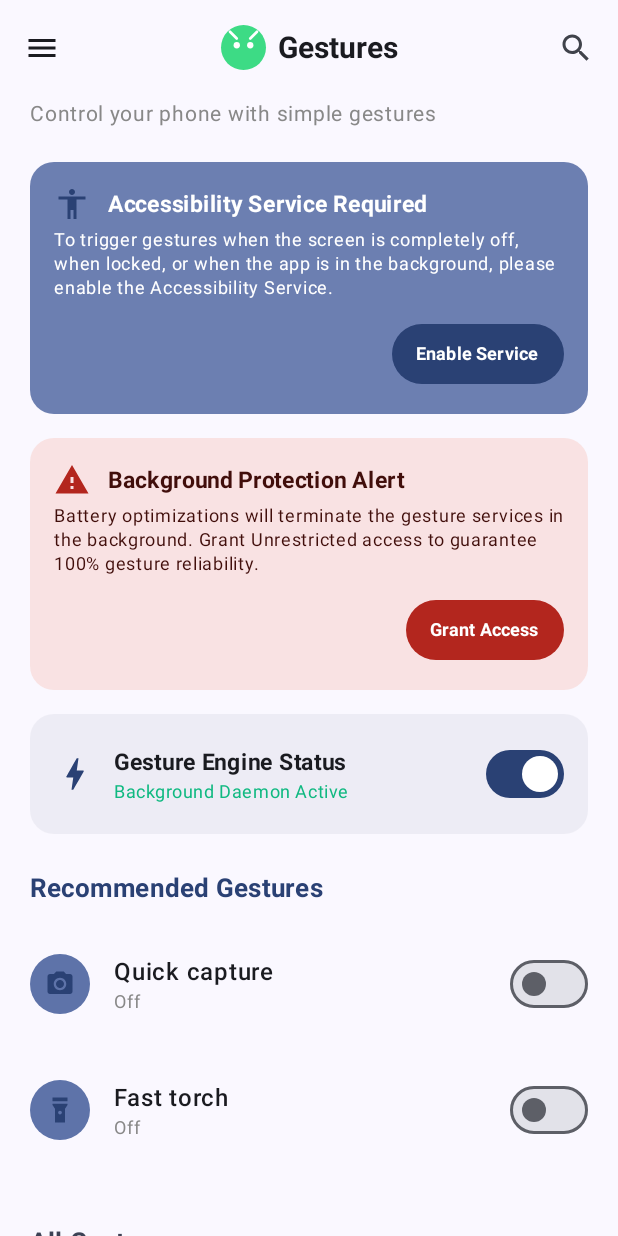
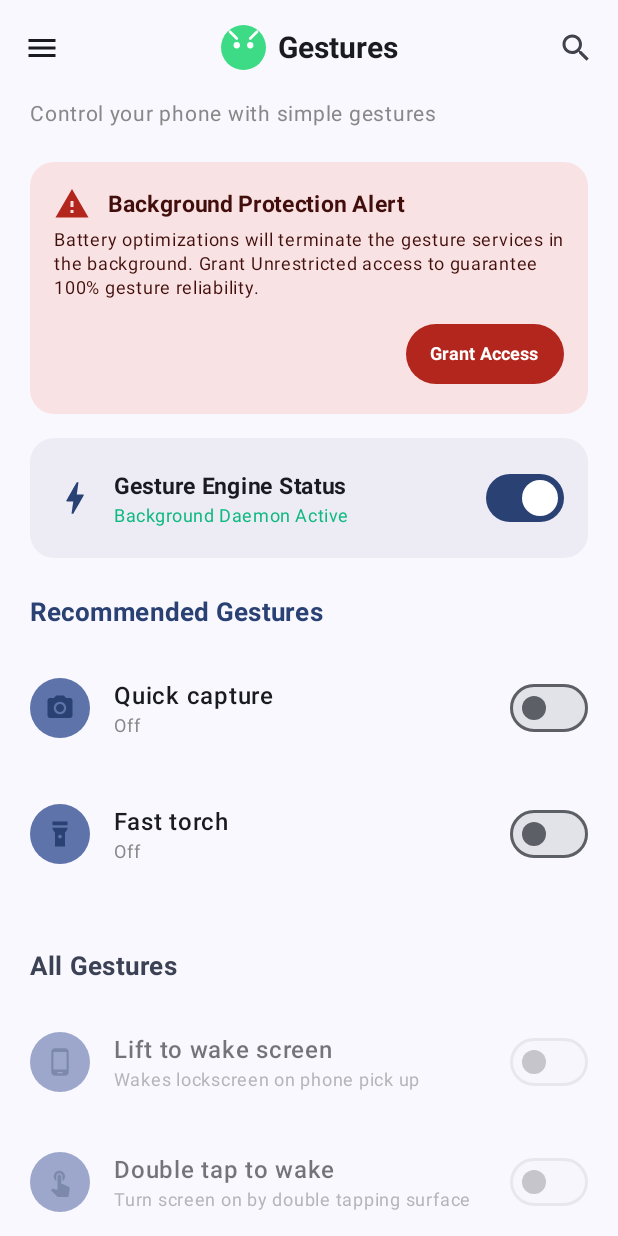
Before and after one commit to techonerd/gesture_actions, an Android app built with Jetpack Compose: the screen it shows after launch (MainActivity), on a phone screen of 412 x 824 dp. Run offline under Robolectric (Android 15) with nearby library versions, the phone set to English and light mode, and no system bars.

Commit message:
Drop accessibility service, fix torch state and sensor timing
- Remove GestureAccessibilityService; the foreground service is now the
  only gesture daemon (Play's 2026 accessibility policy) and starts on
  app launch. Declare the specialUse FGS subtype for Play review.
- Replace the in-app accessibility prompt with a "display over other
  apps" prompt, needed for Double Twist to open the camera from the
  background.
- Torch: track only the flash we toggle and ignore chops while the
  camera is in use, so the toggle stays in sync.
- Detectors use sensor event timestamps instead of wall-clock time, so
  batched events keep correct timing; prefer wake-up sensors so gestures
  keep working with the screen off.
- Add README with gestures, permissions and Free/Pro plan.

Co-Authored-By: Claude Opus 5.5 <noreply@anthropic.com>

```diff
--- a/app/src/main/java/com/gestureactions/app/MainActivity.kt
+++ b/app/src/main/java/com/gestureactions/app/MainActivity.kt
@@ -5,6 +5,7 @@ import androidx.activity.ComponentActivity
 import androidx.activity.compose.setContent
 import androidx.activity.enableEdgeToEdge
 import androidx.compose.runtime.*
+import com.gestureactions.app.core.service.GestureForegroundService
 import com.gestureactions.app.core.settings.SettingsManager
 import com.gestureactions.app.ui.screens.HomeScreen
 import com.gestureactions.app.ui.theme.AppTheme
@@ -15,6 +16,11 @@ class MainActivity : ComponentActivity() {
     override fun onCreate(savedInstanceState: Bundle?) {
         super.onCreate(savedInstanceState)
         enableEdgeToEdge()
+
+        // The foreground service is the only gesture daemon, so make sure it runs whenever the engine is on
+        if (SettingsManager(this).isDaemonActive) {
+            GestureForegroundService.startService(this)
+        }
 
         setContent {
             val context = androidx.compose.ui.platform.LocalContext.current
--- a/app/src/main/java/com/gestureactions/app/core/gesture/ChopGestureDetector.kt
+++ b/app/src/main/java/com/gestureactions/app/core/gesture/ChopGestureDetector.kt
@@ -38,7 +38,8 @@ class ChopGestureDetector(
         val z = event.values[2]
 
         val mag = sqrt(x * x + y * y + z * z)
-        val now = System.currentTimeMillis()
+        // Sensor time, not delivery time: batched events arrive together but keep their real timestamps
+        val now = event.timestamp / 1_000_000L
 
         if (mag > thresholdJerk) {
             // Cooldown of 120ms to prevent double-counting samples from the same swing/peak
--- a/app/src/main/java/com/gestureactions/app/core/gesture/GestureEngine.kt
+++ b/app/src/main/java/com/gestureactions/app/core/gesture/GestureEngine.kt
@@ -48,7 +48,9 @@ class GestureEngine(context: Context) {
     }
 
     private fun bindSensorListener(detector: GestureDetector) {
-        val sensor = sensorManager.getDefaultSensor(detector.targetSensorType)
+        // Prefer the wake-up variant: non-wake-up sensors stop delivering events once the CPU sleeps (screen off)
+        val sensor = sensorManager.getDefaultSensor(detector.targetSensorType, true)
+            ?: sensorManager.getDefaultSensor(detector.targetSensorType)
         if (sensor != null) {
             // SENSOR_DELAY_GAME for high accuracy; maxReportLatencyUs for hardware batching
             sensorManager.registerListener(
--- a/app/src/main/java/com/gestureactions/app/core/gesture/TwistGestureDetector.kt
+++ b/app/src/main/java/com/gestureactions/app/core/gesture/TwistGestureDetector.kt
@@ -39,7 +39,8 @@ class TwistGestureDetector(
         if (!isEnabled || event == null || event.sensor.type != Sensor.TYPE_GYROSCOPE) return
 
         val wy = event.values[1] // Y-axis (longitudinal axis) angular velocity
-        val now = System.currentTimeMillis()
+        // Sensor time, not delivery time: batched events arrive together but keep their real timestamps
+        val now = event.timestamp / 1_000_000L
 
         if (waitingForCoolDown) {
             if (Math.abs(wy) < coolDownThreshold) {
--- a/app/src/main/java/com/gestureactions/app/ui/screens/HomeScreen.kt
+++ b/app/src/main/java/com/gestureactions/app/ui/screens/HomeScreen.kt
@@ -546,8 +546,8 @@ fun MainScreenContent(
     var isIgnoringBatteryOptimizations by remember {
         mutableStateOf(pm.isIgnoringBatteryOptimizations(context.packageName))
     }
-    var isAccessibilityEnabled by remember {
-        mutableStateOf(isAccessibilityServiceEnabled(context))
+    var canDrawOverlays by remember {
+        mutableStateOf(Settings.canDrawOverlays(context))
     }
 
     // Dynamic S23 setting values cached locally
@@ -577,7 +577,7 @@ fun MainScreenContent(
     LaunchedEffect(Unit) {
         while (true) {
             isIgnoringBatteryOptimizations = pm.isIgnoringBatteryOptimizations(context.packageName)
-            isAccessibilityEnabled = isAccessibilityServiceEnabled(context)
+            canDrawOverlays = Settings.canDrawOverlays(context)
             if (activeStyle == OEMThemeStyle.ONE_UI) {
                 wakeGesture = samsungManager.getSetting(SamsungGesturesManager.WAKE_GESTURE, false)
                 doubleTapOn = samsungManager.getSetting(SamsungGesturesManager.DOUBLE_TAP_ON, false)
@@ -715,8 +715,8 @@ fun MainScreenContent(
                 modifier = Modifier.padding(bottom = 4.dp)
             )
 
-            // Accessibility Service Warning Card
-            if (!isAccessibilityEnabled) {
+            // Overlay permission card: lets Double Twist open the camera while the app is in the background
+            if (isTwistEnabled && !canDrawOverlays) {
                 Card(
                     modifier = Modifier.fillMaxWidth(),
                     shape = getCardShape(activeStyle),
@@ -730,16 +730,16 @@ fun MainScreenContent(
                             verticalAlignment = Alignment.CenterVertically,
                             horizontalArrangement = Arrangement.spacedBy(12.dp)
                         ) {
-                            Icon(Icons.Default.Accessibility, contentDescription = null, tint = MaterialTheme.colorScheme.primary)
+                            Icon(Icons.Default.Layers, contentDescription = null, tint = MaterialTheme.colorScheme.primary)
                             Text(
-                                text = "Accessibility Service Required",
+                                text = "Allow Display Over Other Apps",
                                 fontWeight = FontWeight.Bold,
                                 fontSize = 15.sp
                             )
                         }
                         Spacer(modifier = Modifier.height(4.dp))
                         Text(
-                            text = "To trigger gestures when the screen is completely off, when locked, or when the app is in the background, please enable the Accessibility Service.",
+                            text = "Android only lets apps open the camera from the background with this permission. Needed for Double Twist to work when the app is closed.",
                             fontSize = 12.sp,
                             lineHeight = 16.sp
                         )
@@ -747,17 +747,19 @@ fun MainScreenContent(
                         Button(
                             onClick = {
                                 try {
-                                    val intent = Intent(Settings.ACTION_ACCESSIBILITY_SETTINGS)
+                                    val intent = Intent(Settings.ACTION_MANAGE_OVERLAY_PERMISSION).apply {
+                                        data = Uri.parse("package:${context.packageName}")
+                                    }
                                     context.startActivity(intent)
                                 } catch (e: Exception) {
-                                    Toast.makeText(context, "Could not open accessibility settings", Toast.LENGTH_SHORT).show()
+                                    Toast.makeText(context, "Could not open overlay settings", Toast.LENGTH_SHORT).show()
                                 }
                             },
                             colors = ButtonDefaults.buttonColors(containerColor = MaterialTheme.colorScheme.primary),
                             contentPadding = PaddingValues(horizontal = 16.dp, vertical = 6.dp),
                             modifier = Modifier.align(Alignment.End)
                         ) {
-                            Text("Enable Service", fontSize = 12.sp, fontWeight = FontWeight.Bold)
+                            Text("Allow", fontSize = 12.sp, fontWeight = FontWeight.Bold)
                         }
                     }
                 }
@@ -1089,23 +1091,6 @@ fun getCardShape(style: OEMThemeStyle) = when (style) {
     OEMThemeStyle.MATERIAL_YOU -> RoundedCornerShape(16.dp)
 }
 
-fun isAccessibilityServiceEnabled(context: Context): Boolean {
-    val serviceName = context.packageName + "/" + com.gestureactions.app.core.service.GestureAccessibilityService::class.java.canonicalName
-    val enabledServices = Settings.Secure.getString(
-        context.contentResolver,
-        Settings.Secure.ENABLED_ACCESSIBILITY_SERVICES
-    ) ?: return false
-    val splitter = android.text.TextUtils.SimpleStringSplitter(':')
-    splitter.setString(enabledServices)
-    while (splitter.hasNext()) {
-        val enabledService = splitter.next()
-        if (enabledService.equals(serviceName, ignoreCase = true)) {
-            return true
-        }
-    }
-    return false
-}
-
 // -----------------------------------------------------------------------------
 // Component: Generic Gesture Detail Screen Wrapper
 // -----------------------------------------------------------------------------
--- a/app/src/main/res/values/strings.xml
+++ b/app/src/main/res/values/strings.xml
@@ -1,5 +1,3 @@
 <resources>
     <string name="app_name">GestureActions</string>
-    <string name="accessibility_service_label">GestureActions Daemon (Moto Gestures)</string>
-    <string name="accessibility_service_description">Provides 100% Moto-level Chop Chop flashlight and Double Twist camera gestures for Samsung and Android devices.</string>
 </resources>
```
Also changed, not shown: app/src/main/AndroidManifest.xml (+7 -16 lines), app/src/main/java/com/gestureactions/app/core/action/TorchActionHandler.kt (+13 -0 lines), app/src/main/java/com/gestureactions/app/core/service/GestureAccessibilityService.kt (deleted, +0 -97 lines), app/src/main/res/xml/accessibility_service_config.xml (deleted, +0 -8 lines), 1 other file.
